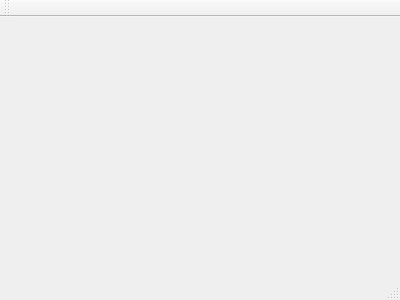
The window that aulas/aula2/atividades/ticTacToe/mainwindow.ui (FilipiBrabo/CG-UFABC) describes before a commit, drawn with Qt 5.
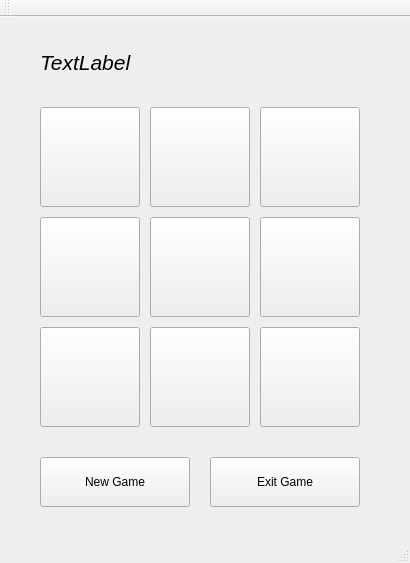
The same window after the commit.

Patch:
```diff
--- a/aulas/aula2/atividades/ticTacToe/mainwindow.ui
+++ b/aulas/aula2/atividades/ticTacToe/mainwindow.ui
@@ -1,24 +1,202 @@
 <ui version="4.0">
  <class>MainWindow</class>
- <widget class="QMainWindow" name="MainWindow" >
-  <property name="geometry" >
+ <widget class="QMainWindow" name="MainWindow">
+  <property name="geometry">
    <rect>
     <x>0</x>
     <y>0</y>
-    <width>400</width>
-    <height>300</height>
+    <width>410</width>
+    <height>563</height>
    </rect>
   </property>
   <property name="windowTitle" >
    <string>MainWindow</string>
   </property>
-  <widget class="QMenuBar" name="menuBar" />
-  <widget class="QToolBar" name="mainToolBar" />
-  <widget class="QWidget" name="centralWidget" />
-  <widget class="QStatusBar" name="statusBar" />
+  <widget class="QWidget" name="centralWidget">
+   <widget class="QPushButton" name="newGameBtn">
+    <property name="geometry">
+     <rect>
+      <x>40</x>
+      <y>440</y>
+      <width>150</width>
+      <height>50</height>
+     </rect>
+    </property>
+    <property name="text">
+     <string>New Game</string>
+    </property>
+   </widget>
+   <widget class="QPushButton" name="cell1">
+    <property name="geometry">
+     <rect>
+      <x>40</x>
+      <y>90</y>
+      <width>100</width>
+      <height>100</height>
+     </rect>
+    </property>
+    <property name="text">
+     <string/>
+    </property>
+   </widget>
+   <widget class="QPushButton" name="cell5">
+    <property name="geometry">
+     <rect>
+      <x>150</x>
+      <y>200</y>
+      <width>100</width>
+      <height>100</height>
+     </rect>
+    </property>
+    <property name="text">
+     <string/>
+    </property>
+   </widget>
+   <widget class="QPushButton" name="cell4">
+    <property name="geometry">
+     <rect>
+      <x>40</x>
+      <y>200</y>
+      <width>100</width>
+      <height>100</height>
+     </rect>
+    </property>
+    <property name="text">
+     <string/>
+    </property>
+   </widget>
+   <widget class="QPushButton" name="cell2">
+    <property name="geometry">
+     <rect>
+      <x>150</x>
+      <y>90</y>
+      <width>100</width>
+      <height>100</height>
+     </rect>
+    </property>
+    <property name="text">
+     <string/>
+    </property>
+   </widget>
+   <widget class="QPushButton" name="cell3">
+    <property name="geometry">
+     <rect>
+      <x>260</x>
+      <y>90</y>
+      <width>100</width>
+      <height>100</height>
+     </rect>
+    </property>
+    <property name="text">
+     <string/>
+    </property>
+   </widget>
+   <widget class="QPushButton" name="cell6">
+    <property name="geometry">
+     <rect>
+      <x>260</x>
+      <y>200</y>
+      <width>100</width>
+      <height>100</height>
+     </rect>
+    </property>
+    <property name="text">
+     <string/>
+    </property>
+   </widget>
+   <widget class="QPushButton" name="cell8">
+    <property name="geometry">
+     <rect>
+      <x>150</x>
+      <y>310</y>
+      <width>100</width>
+      <height>100</height>
+     </rect>
+    </property>
+    <property name="text">
+     <string/>
+    </property>
+   </widget>
+   <widget class="QPushButton" name="cell7">
+    <property name="geometry">
+     <rect>
+      <x>40</x>
+      <y>310</y>
+      <width>100</width>
+      <height>100</height>
+     </rect>
+    </property>
+    <property name="text">
+     <string/>
+    </property>
+   </widget>
+   <widget class="QPushButton" name="cell9">
+    <property name="geometry">
+     <rect>
+      <x>260</x>
+      <y>310</y>
+      <width>100</width>
+      <height>100</height>
+     </rect>
+    </property>
+    <property name="text">
+     <string/>
+    </property>
+   </widget>
+   <widget class="QPushButton" name="exitBtn">
+    <property name="geometry">
+     <rect>
+      <x>210</x>
+      <y>440</y>
+      <width>150</width>
+      <height>50</height>
+     </rect>
+    </property>
+    <property name="text">
+     <string>Exit Game</string>
+    </property>
+   </widget>
+   <widget class="QLabel" name="mainLabel">
+    <property name="geometry">
+     <rect>
+      <x>40</x>
+      <y>20</y>
+      <width>320</width>
+      <height>50</height>
+     </rect>
+    </property>
+    <property name="font">
+     <font>
+      <pointsize>16</pointsize>
+      <italic>true</italic>
+     </font>
+    </property>
+    <property name="text">
+     <string>TextLabel</string>
+    </property>
+   </widget>
+  </widget>
+  <widget class="QMenuBar" name="menuBar">
+   <property name="geometry">
+    <rect>
+     <x>0</x>
+     <y>0</y>
+     <width>410</width>
+     <height>25</height>
+    </rect>
+   </property>
+  </widget>
+  <widget class="QToolBar" name="mainToolBar">
+   <attribute name="toolBarArea">
+    <enum>TopToolBarArea</enum>
+   </attribute>
+   <attribute name="toolBarBreak">
+    <bool>false</bool>
+   </attribute>
+  </widget>
+  <widget class="QStatusBar" name="statusBar"/>
  </widget>
- <layoutDefault spacing="6" margin="11" />
- <pixmapfunction></pixmapfunction>
+ <layoutdefault spacing="6" margin="11"/>
  <resources/>
  <connections/>
 </ui>
```
Left out of the diff: 38 changed lines with no effect on the pictures.
